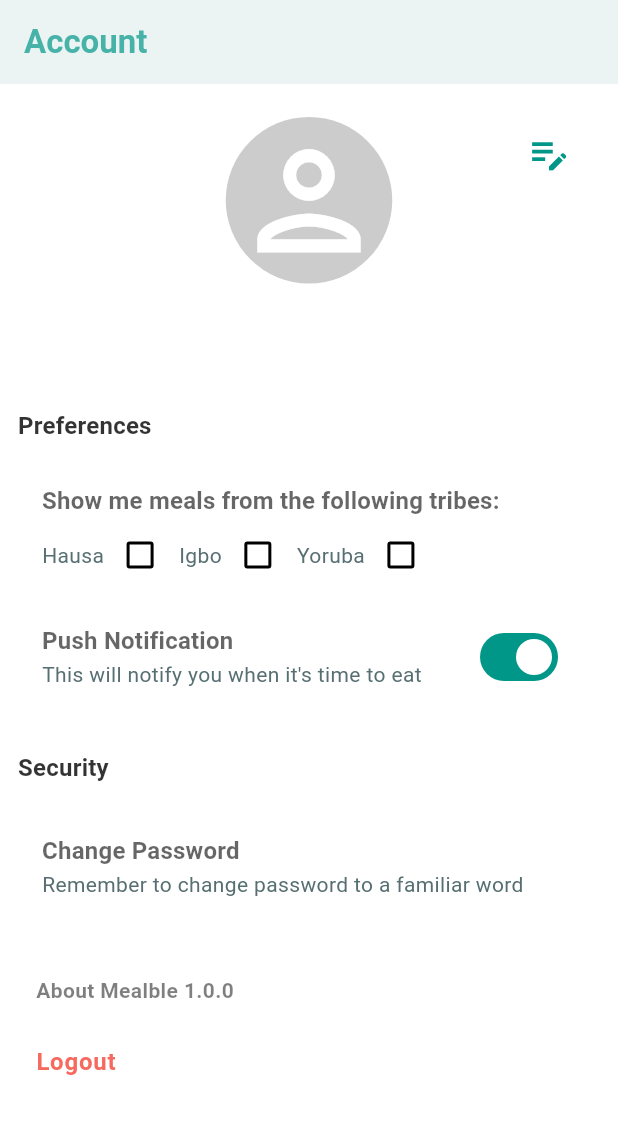
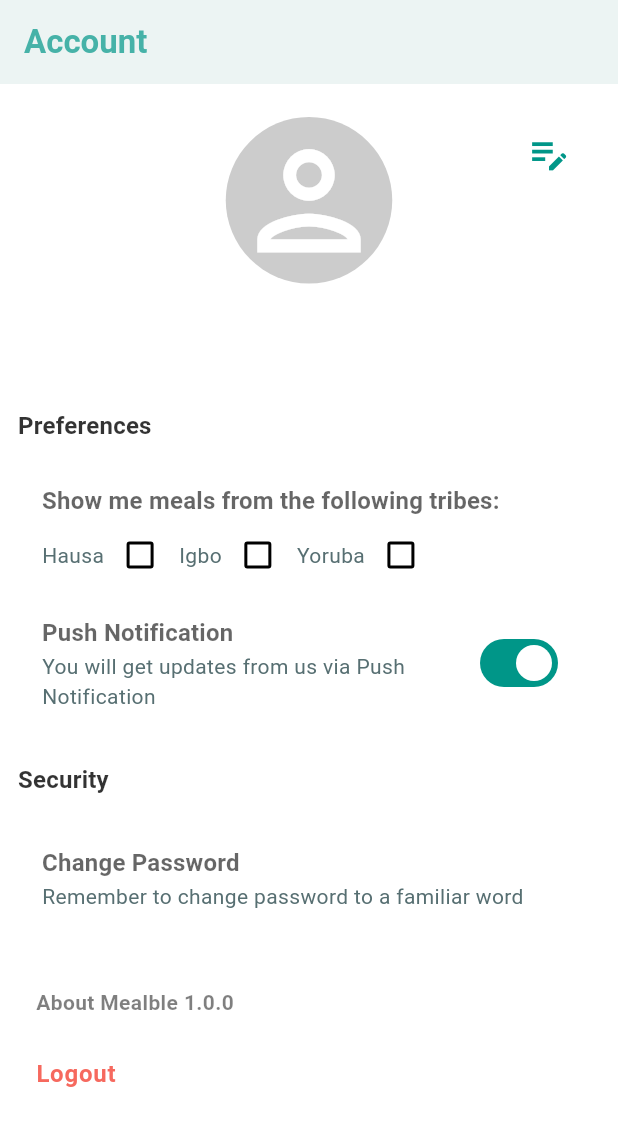
Before and after one commit to tjcode19/bettymeal, a Flutter app: the SettingScreen screen opened directly, on a phone screen of 412 x 824 dp. Shown: the top 1126 px of the screen. Run offline on Flutter 3.47's test engine with Material 2 defaults, Android fonts, the phone set to English and light mode, and no system bars; our stand-ins replace badges, bloc, equatable, flutter_bloc, flutter_easyloading, flutter_svg and 3 more; missing offline and left inert: dart:html; accounts and stored records are empty.

```diff
--- a/lib/cubit/store_cubit.dart
+++ b/lib/cubit/store_cubit.dart
@@ -18,7 +18,6 @@ class StoreCubit extends Cubit<StoreState> {
   final SharedPreferenceApp sharedPreference;
   final StoreRepository storeRepository;
 
-
   getStoreItems() async {
     emit(StoreLoading());
     try {
--- a/lib/ui/screens/settings/setting.dart
+++ b/lib/ui/screens/settings/setting.dart
@@ -230,7 +230,7 @@ class _SettingScreenState extends State<SettingScreen> {
                           fontWeight: FontWeight.bold),
                     ),
                     subtitle: const Text(
-                        'This will notify you when it\'s time to eat'),
+                        'You will get updates from us via Push Notification'),
                     value: _showFab,
                     onChanged: _onShowFabChanged,
                   ),
```
Also changed, not shown: 4 other files.
